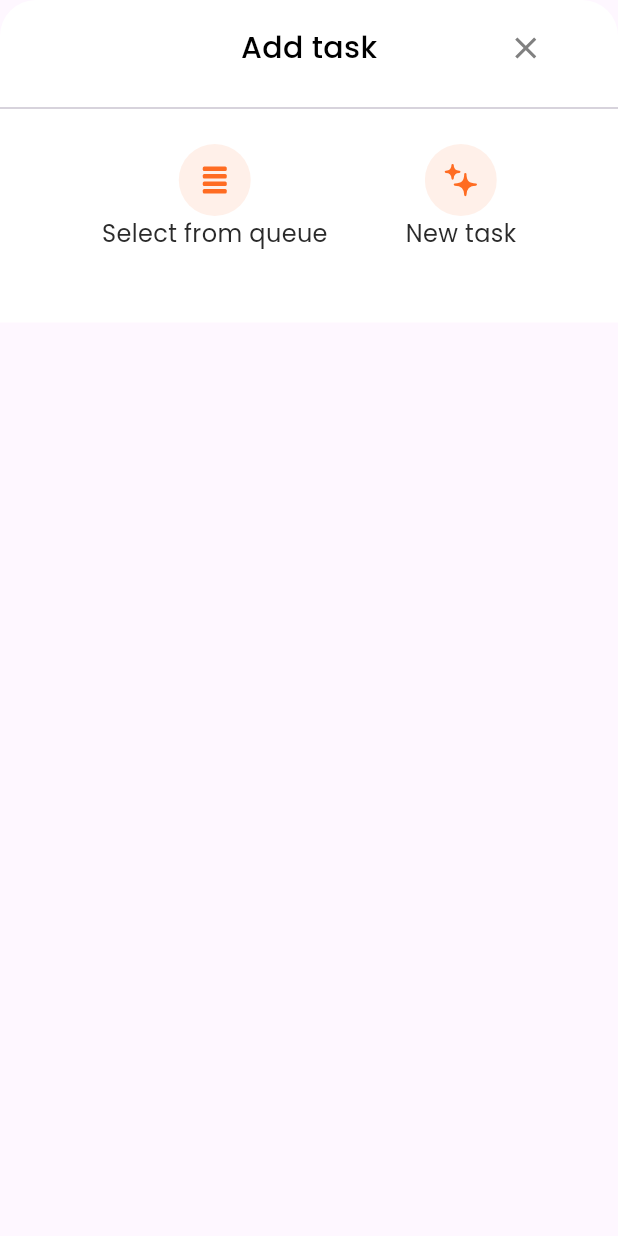
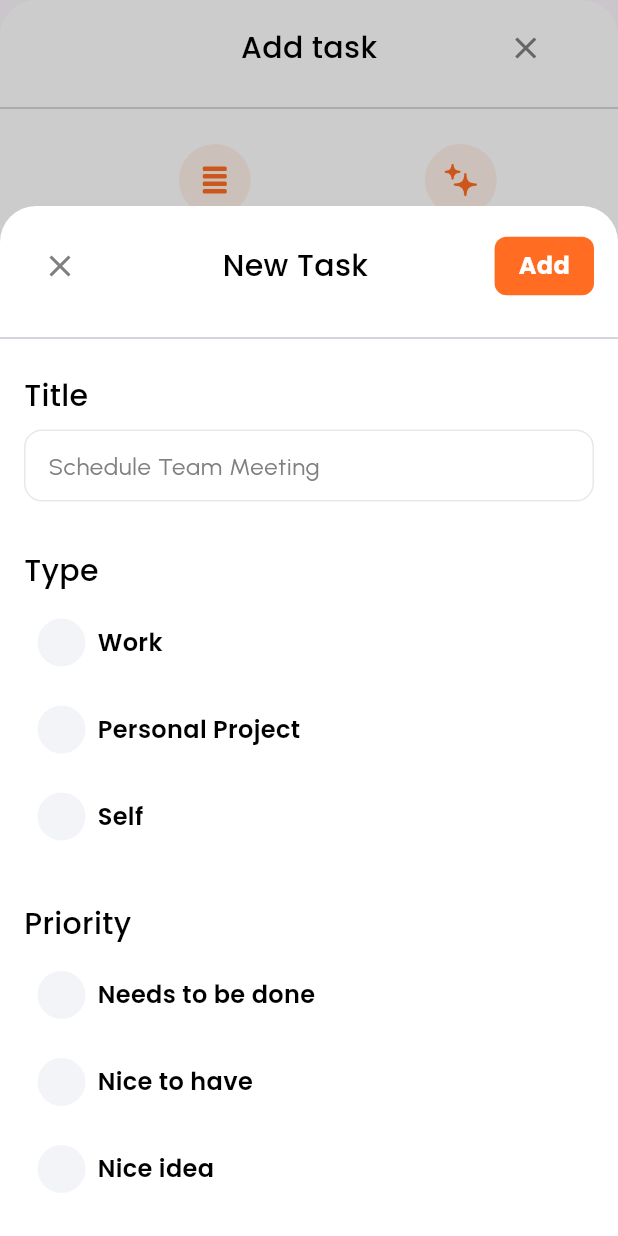
Before and after one commit to joelmagoun/TaskRM, a Flutter app: the AddTaskBottomSheet widget shown alone on an empty page, opened directly, after a tap on "New task", on a phone screen of 412 x 824 dp. Run offline on Flutter 3.47's test engine with Material 3 defaults, Android fonts, the light colour scheme and no system bars; our stand-ins replace appwrite, country_picker, flutter_form_builder, flutter_secure_storage, flutter_svg, form_builder_validators and 2 more; missing offline and left inert: gesture_password_widget; accounts and stored records are empty.

Commit message:
add nest is implementing

```diff
--- a/lib/views/tasks/add_task_bottom_sheet.dart
+++ b/lib/views/tasks/add_task_bottom_sheet.dart
@@ -1,13 +1,14 @@
 import 'package:flutter/material.dart';
 import 'package:flutter_svg/svg.dart';
 import 'package:task_rm/utils/assets_path.dart';
+import 'package:task_rm/utils/custom_dialog.dart';
 import 'package:task_rm/utils/typograpgy.dart';
+import 'package:task_rm/views/tasks/newTask/add_new_task_bottomsheet.dart';
 import '../../../../utils/color.dart';
 import '../../../../utils/spacer.dart';
 import '../../routes/routes.dart';
 
 class AddTaskBottomSheet extends StatefulWidget {
-
   const AddTaskBottomSheet({
     Key? key,
   }) : super(key: key);
@@ -17,7 +18,6 @@ class AddTaskBottomSheet extends StatefulWidget {
 }
 
 class _AddTaskBottomSheetState extends State<AddTaskBottomSheet> {
-
   @override
   Widget build(BuildContext context) {
     return Material(
@@ -40,13 +40,19 @@ class _AddTaskBottomSheetState extends State<AddTaskBottomSheet> {
               child: Row(
                 mainAxisAlignment: MainAxisAlignment.spaceEvenly,
                 children: [
-                _optionTile((){
-                  Navigator.pushNamed(context, Routes.taskQueue);
-                }, queueIcon, 'Select from queue'),
-                _optionTile((){}, newTaskIcon, 'New task'),
-              ],),
+                  _optionTile(() {
+                    Navigator.pushNamed(context, Routes.taskQueue);
+                  }, queueIcon, 'Select from queue'),
+                  _optionTile(() {
+                    CustomDialog.bottomSheet(
+                        context, const AddNewTaskBottomSheet());
+                  }, newTaskIcon, 'New task'),
+                ],
+              ),
             ),
-            const SizedBox(height: 32,),
+            const SizedBox(
+              height: 32,
+            ),
           ],
         ),
       ),
@@ -79,14 +85,18 @@ class _AddTaskBottomSheetState extends State<AddTaskBottomSheet> {
     );
   }
 
-  Widget _optionTile(VoidCallback onTap, String icon, String title){
+  Widget _optionTile(VoidCallback onTap, String icon, String title) {
     return InkWell(
       onTap: onTap,
-      child: Column(children: [
-        SvgPicture.asset(icon),
-        Text( title, style: tTextStyleRegular.copyWith(fontSize: 16),)
-      ],),
+      child: Column(
+        children: [
+          SvgPicture.asset(icon),
+          Text(
+            title,
+            style: tTextStyleRegular.copyWith(fontSize: 16),
+          )
+        ],
+      ),
     );
   }
-
 }
--- /dev/null
+++ b/lib/views/tasks/newTask/add_new_task_bottomsheet.dart
@@ -0,0 +1,256 @@
+import 'package:flutter/material.dart';
+import 'package:task_rm/utils/typograpgy.dart';
+import '../../../../utils/color.dart';
+import '../../../../utils/spacer.dart';
+
+class AddNewTaskBottomSheet extends StatefulWidget {
+  const AddNewTaskBottomSheet({
+    Key? key,
+  }) : super(key: key);
+
+  @override
+  State<AddNewTaskBottomSheet> createState() => _AddNewTaskBottomSheetState();
+}
+
+class _AddNewTaskBottomSheetState extends State<AddNewTaskBottomSheet> {
+  late String selectedTime = '';
+  late String selectedType = '';
+  late String selectedPriority = '';
+  final TextEditingController _titleController = TextEditingController();
+
+  @override
+  Widget build(BuildContext context) {
+    return Material(
+      color: Colors.transparent,
+      child: Container(
+        height: MediaQuery.of(context).size.height / 1.2,
+        width: double.infinity,
+        decoration: const BoxDecoration(
+            borderRadius: BorderRadius.only(
+                topRight: Radius.circular(24), topLeft: Radius.circular(24)),
+            color: white),
+        child: SingleChildScrollView(
+          child: Column(
+            mainAxisSize: MainAxisSize.min,
+            children: [
+              _header(),
+              const Divider(),
+              Padding(
+                padding: const EdgeInsets.all(16.0),
+                child: Column(
+                  children: [
+                    _titleField(),
+                    _typeField(),
+                    _priorityField(),
+                  ],
+                ),
+              )
+            ],
+          ),
+        ),
+      ),
+    );
+  }
+
+  Widget _header() {
+    return Padding(
+      padding: const EdgeInsets.all(16.0),
+      child: Row(
+        mainAxisAlignment: MainAxisAlignment.spaceBetween,
+        children: [
+          IconButton(
+              onPressed: () {},
+              icon: const Icon(
+                Icons.clear,
+                color: iconColor,
+              )),
+          Text(
+            'New Task',
+            style: tTextStyle500.copyWith(fontSize: 20, color: black),
+          ),
+          InkWell(
+            onTap: () {},
+            child: Container(
+              decoration: BoxDecoration(
+                borderRadius: BorderRadius.circular(8),
+                color: primaryColor,
+              ),
+              child: Padding(
+                padding:
+                    const EdgeInsets.symmetric(horizontal: 16.0, vertical: 8.0),
+                child: Text(
+                  'Add',
+                  style: tTextStyleBold.copyWith(color: white, fontSize: 16),
+                ),
+              ),
+            ),
+          )
+        ],
+      ),
+    );
+  }
+
+  Widget _titleField() {
+    return Column(
+      crossAxisAlignment: CrossAxisAlignment.start,
+      children: [
+        Text(
+          'Title',
+          style: tTextStyle500.copyWith(fontSize: 20, color: black),
+        ),
+        eightVerticalSpace,
+        TextFormField(
+            controller: _titleController,
+            decoration: InputDecoration(
+              filled: true,
+              fillColor: white,
+              contentPadding: const EdgeInsets.all(12),
+              hintText: 'Schedule Team Meeting',
+              hintStyle: hintTextStyle,
+              focusedBorder: OutlineInputBorder(
+                borderRadius: BorderRadius.circular(12.0),
+                borderSide: BorderSide(color: borderColor),
+              ),
+              enabledBorder: OutlineInputBorder(
+                borderRadius: BorderRadius.circular(12.0),
+                borderSide: BorderSide(color: borderColor),
+              ),
+              focusColor: primaryColor,
+            ))
+      ],
+    );
+  }
+
+  Widget _typeField() {
+    return Column(
+      crossAxisAlignment: CrossAxisAlignment.start,
+      children: [
+        const SizedBox(
+          height: 32,
+        ),
+        Text(
+          'Type',
+          style: tTextStyle500.copyWith(fontSize: 20, color: black),
+        ),
+        eightVerticalSpace,
+        _optionTile(
+          onTap: (){
+            setState(() {
+              selectedType = 'Work';
+            });
+          },
+            tileBorderColor: selectedType == 'Work' ? borderColor : trans,
+            circleColor: selectedType == 'Work' ? secondaryColor : trans,
+            title: 'Work'),
+        eightVerticalSpace,
+        _optionTile(
+          onTap: (){
+            setState(() {
+              selectedType = 'Personal Project';
+            });
+          },
+            tileBorderColor:
+                selectedType == 'Personal Project' ? borderColor : trans,
+            circleColor:
+                selectedType == 'Personal Project' ? secondaryColor : trans,
+            title: 'Personal Project'),
+        eightVerticalSpace,
+        _optionTile(
+            onTap: (){
+              setState(() {
+                selectedType = 'Self';
+              });
+            },
+            tileBorderColor:
+            selectedType == 'Self' ? borderColor : trans,
+            circleColor:
+            selectedType == 'Self' ? secondaryColor : trans,
+            title: 'Self'),
+      ],
+    );
+  }
+
+  Widget _priorityField() {
+    return Column(
+      crossAxisAlignment: CrossAxisAlignment.start,
+      children: [
+        const SizedBox(
+          height: 32,
+        ),
+        Text(
+          'Priority',
+          style: tTextStyle500.copyWith(fontSize: 20, color: black),
+        ),
+        eightVerticalSpace,
+        _optionTile(
+            onTap: (){
+              setState(() {
+                selectedPriority = 'Needs to be done';
+              });
+            },
+            tileBorderColor: selectedPriority == 'Needs to be done' ? borderColor : trans,
+            circleColor: selectedPriority == 'Needs to be done' ? secondaryColor : trans,
+            title: 'Needs to be done'),
+        eightVerticalSpace,
+        _optionTile(
+            onTap: (){
+              setState(() {
+                selectedPriority = 'Nice to have';
+              });
+            },
+            tileBorderColor:
+            selectedPriority == 'Nice to have' ? borderColor : trans,
+            circleColor:
+            selectedPriority == 'Nice to have' ? secondaryColor : trans,
+            title: 'Nice to have'),
+        eightVerticalSpace,
+        _optionTile(
+            onTap: (){
+              setState(() {
+                selectedPriority = 'Nice idea';
+              });
+            },
+            tileBorderColor:
+            selectedPriority == 'Nice idea' ? borderColor : trans,
+            circleColor:
+            selectedPriority == 'Nice idea' ? secondaryColor : trans,
+            title: 'Nice idea'),
+      ],
+    );
+  }
+
+  Widget _optionTile(
+      {required VoidCallback onTap,
+      required Color tileBorderColor,
+      required Color circleColor,
+      required String title}) {
+    return InkWell(
+      onTap: onTap,
+      child: Container(
+        decoration: BoxDecoration(
+            borderRadius: BorderRadius.circular(10),
+            border: Border.all(color: tileBorderColor)),
+        child: Padding(
+          padding: const EdgeInsets.symmetric(horizontal: 8.0, vertical: 8.0),
+          child: Row(
+            children: [
+              CircleAvatar(
+                radius: 16,
+                backgroundColor: assColor,
+                child: CircleAvatar(
+                  radius: 6,
+                  backgroundColor: circleColor,
+                ),
+              ),
+              eightHorizontalSpace,
+              Text(
+                title,
+                style: tTextStyle600.copyWith(fontSize: 16, color: black),
+              )
+            ],
+          ),
+        ),
+      ),
+    );
+  }
+}
```
